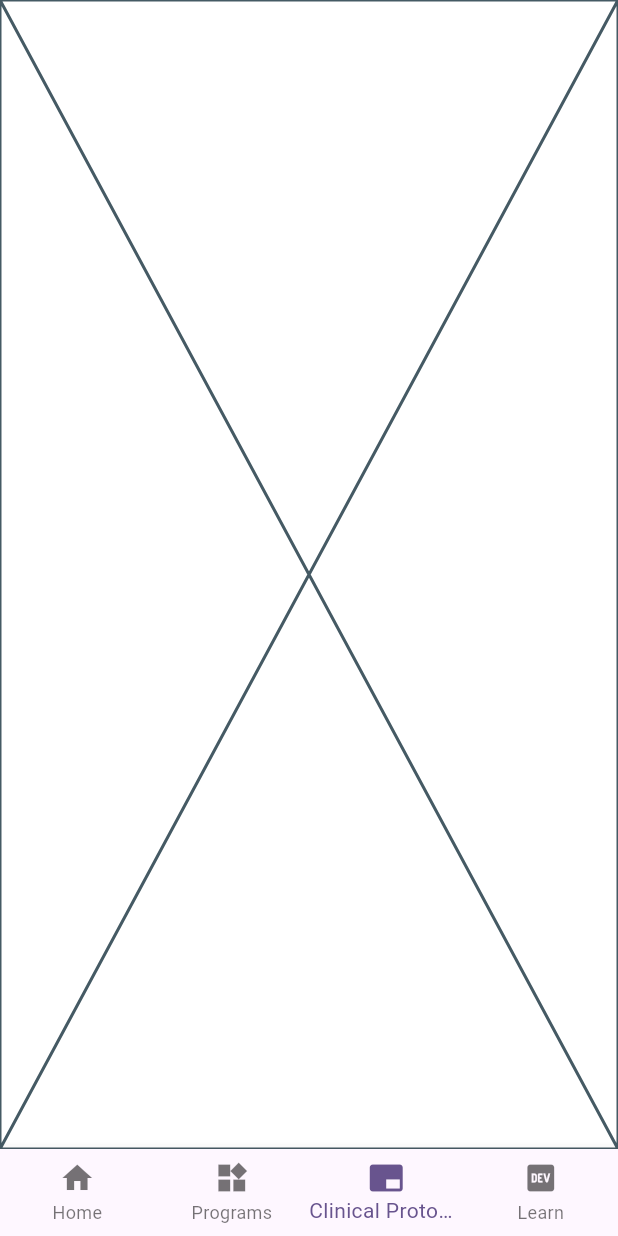
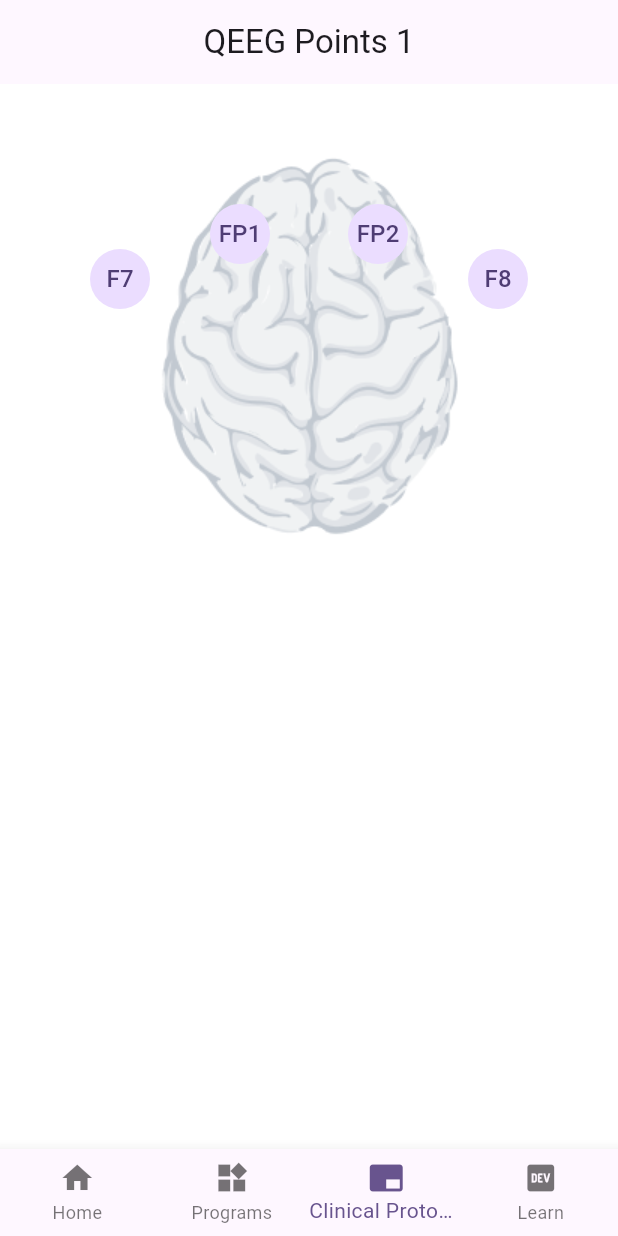
Before and after one commit to Poojagajbhiye/neuronic, a Flutter app: the screen it shows after launch, item 3 of the bottom bar chosen, on a phone screen of 412 x 824 dp. Run offline on Flutter 3.47's test engine with Material 2 defaults, Android fonts, the phone set to English and light mode, and no system bars.

Commit message:
Update Clinical Protocols UI

```diff
--- a/lib/presentation/clinical_protocol/clinical_protocol_page.dart
+++ b/lib/presentation/clinical_protocol/clinical_protocol_page.dart
@@ -5,6 +5,56 @@ class ClinicalProtocolPage extends StatelessWidget {
 
   @override
   Widget build(BuildContext context) {
-    return const Placeholder();
+    return Scaffold(
+      appBar: AppBar(
+        centerTitle: true,
+        title: const Text('QEEG Points 1'),
+      ),
+      body: Column(
+        children: [
+          Stack(
+            children: [
+              Container(
+                width: double.infinity,
+                height: 350.0,
+                decoration: const BoxDecoration(
+                  image: DecorationImage(
+                    image: AssetImage('assets/brain.png'),
+                  ),
+                ),
+              ),
+              const Positioned(
+                left: 140,
+                top: 80,
+                child: CircleAvatar(
+                  child: Text('FP1'),
+                ),
+              ),
+              const Positioned(
+                right: 140,
+                top: 80,
+                child: CircleAvatar(
+                  child: Text('FP2'),
+                ),
+              ),
+              const Positioned(
+                left: 60,
+                top: 110,
+                child: CircleAvatar(
+                  child: Text('F7'),
+                ),
+              ),
+              const Positioned(
+                right: 60,
+                top: 110,
+                child: CircleAvatar(
+                  child: Text('F8'),
+                ),
+              ),
+            ],
+          ),
+        ],
+      ),
+    );
   }
 }
--- a/pubspec.yaml
+++ b/pubspec.yaml
@@ -61,8 +61,8 @@ flutter:
   uses-material-design: true
 
   # To add assets to your application, add an assets section, like this:
-  # assets:
-  #   - images/a_dot_burr.jpeg
+  assets:
+    - assets/brain.png
   #   - images/a_dot_ham.jpeg
 
   # An image asset can refer to one or more resolution-specific "variants", see
```
Also changed, not shown: assets/brain.png (added).
